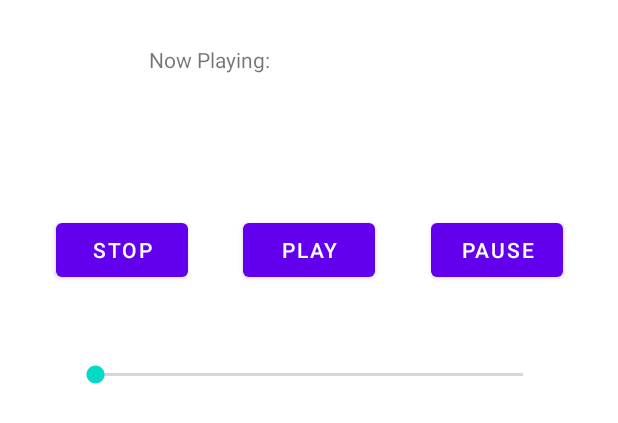
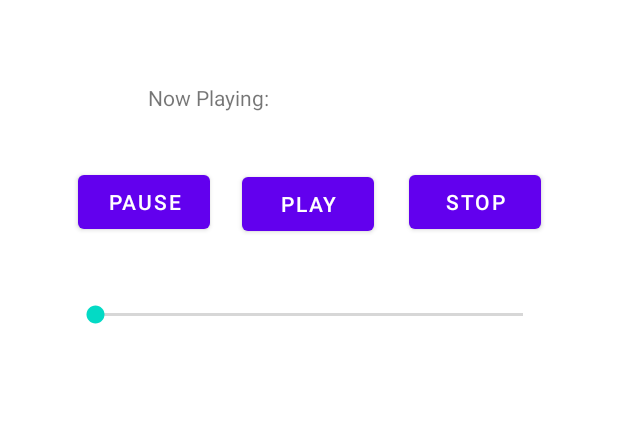
Before and after one commit to XufengRen/3515_LabAssignment07, an Android app: the layout fragment_player.xml on its own in the app's theme, with its tools: preview values and no code run, on a phone screen of 412 x 824 dp. Shown: the top 423 px of the screen. Run offline under Robolectric (Android 15) with nearby library versions, the phone set to English and light mode, and no system bars; network calls fail.

Commit message:
player functional

```diff
--- a/app/src/main/res/layout/fragment_player.xml
+++ b/app/src/main/res/layout/fragment_player.xml
@@ -8,7 +8,6 @@
     tools:context=".playerFragment">
 
 
-
     <TextView
         android:id="@+id/nowPlaying"
         android:layout_width="214dp"
@@ -16,53 +15,55 @@
         android:text="Now Playing:"
         app:layout_constraintBottom_toBottomOf="parent"
         app:layout_constraintEnd_toEndOf="parent"
+        app:layout_constraintHorizontal_bias="0.497"
         app:layout_constraintStart_toStartOf="parent"
         app:layout_constraintTop_toTopOf="parent"
-        app:layout_constraintVertical_bias="0.038" />
+        app:layout_constraintVertical_bias="0.069" />
 
     <Button
         android:id="@+id/pause"
         android:layout_width="wrap_content"
         android:layout_height="wrap_content"
         android:text="Pause"
-        app:layout_constraintBottom_toTopOf="@+id/seekBar"
+        app:layout_constraintBottom_toBottomOf="parent"
         app:layout_constraintEnd_toEndOf="parent"
-        app:layout_constraintHorizontal_bias="0.5"
-        app:layout_constraintStart_toEndOf="@+id/play"
-        app:layout_constraintTop_toBottomOf="@+id/nowPlaying"
-        app:layout_constraintVertical_bias="0.716" />
+        app:layout_constraintHorizontal_bias="0.16"
+        app:layout_constraintStart_toStartOf="parent"
+        app:layout_constraintTop_toTopOf="parent"
+        app:layout_constraintVertical_bias="0.143" />
 
     <Button
         android:id="@+id/play"
         android:layout_width="wrap_content"
         android:layout_height="wrap_content"
         android:text="Play"
-        app:layout_constraintBottom_toTopOf="@+id/seekBar"
-        app:layout_constraintEnd_toStartOf="@+id/pause"
-        app:layout_constraintHorizontal_bias="0.5"
-        app:layout_constraintStart_toEndOf="@+id/stop"
-        app:layout_constraintTop_toBottomOf="@+id/nowPlaying"
-        app:layout_constraintVertical_bias="0.716" />
+        app:layout_constraintBottom_toBottomOf="parent"
+        app:layout_constraintEnd_toEndOf="parent"
+        app:layout_constraintHorizontal_bias="0.498"
+        app:layout_constraintStart_toStartOf="parent"
+        app:layout_constraintTop_toTopOf="parent"
+        app:layout_constraintVertical_bias="0.144" />
 
     <Button
         android:id="@+id/stop"
         android:layout_width="wrap_content"
         android:layout_height="wrap_content"
         android:text="Stop"
-        app:layout_constraintBottom_toTopOf="@+id/seekBar"
-        app:layout_constraintEnd_toStartOf="@+id/play"
-        app:layout_constraintHorizontal_bias="0.506"
+        app:layout_constraintBottom_toBottomOf="parent"
+        app:layout_constraintEnd_toEndOf="parent"
+        app:layout_constraintHorizontal_bias="0.842"
         app:layout_constraintStart_toStartOf="parent"
-        app:layout_constraintTop_toBottomOf="@+id/nowPlaying"
-        app:layout_constraintVertical_bias="0.716" />
+        app:layout_constraintTop_toTopOf="parent"
+        app:layout_constraintVertical_bias="0.143" />
 
     <SeekBar
         android:id="@+id/seekBar"
         android:layout_width="317dp"
         android:layout_height="51dp"
-        android:layout_marginBottom="548dp"
         app:layout_constraintBottom_toBottomOf="parent"
         app:layout_constraintEnd_toEndOf="parent"
-        app:layout_constraintStart_toStartOf="parent" />
+        app:layout_constraintStart_toStartOf="parent"
+        app:layout_constraintTop_toTopOf="parent"
+        app:layout_constraintVertical_bias="0.239" />
 
 </androidx.constraintlayout.widget.ConstraintLayout>
```
Also changed, not shown: app/src/main/java/edu/temple/bookshelf/Book.java (+7 -2 lines), app/src/main/java/edu/temple/bookshelf/MainActivity.java (+35 -9 lines), app/src/main/java/edu/temple/bookshelf/SearchActivity.java (+4 -3 lines), app/src/main/res/layout/activity_main.xml (+9 -8 lines).
